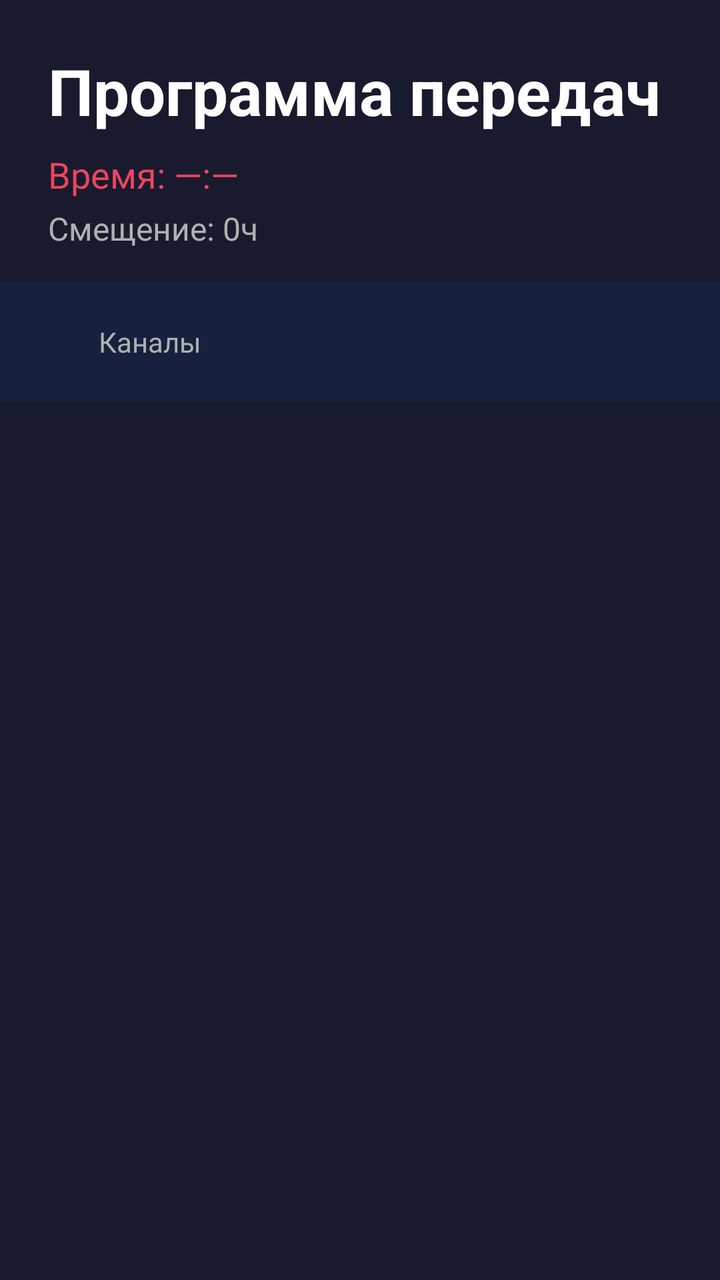
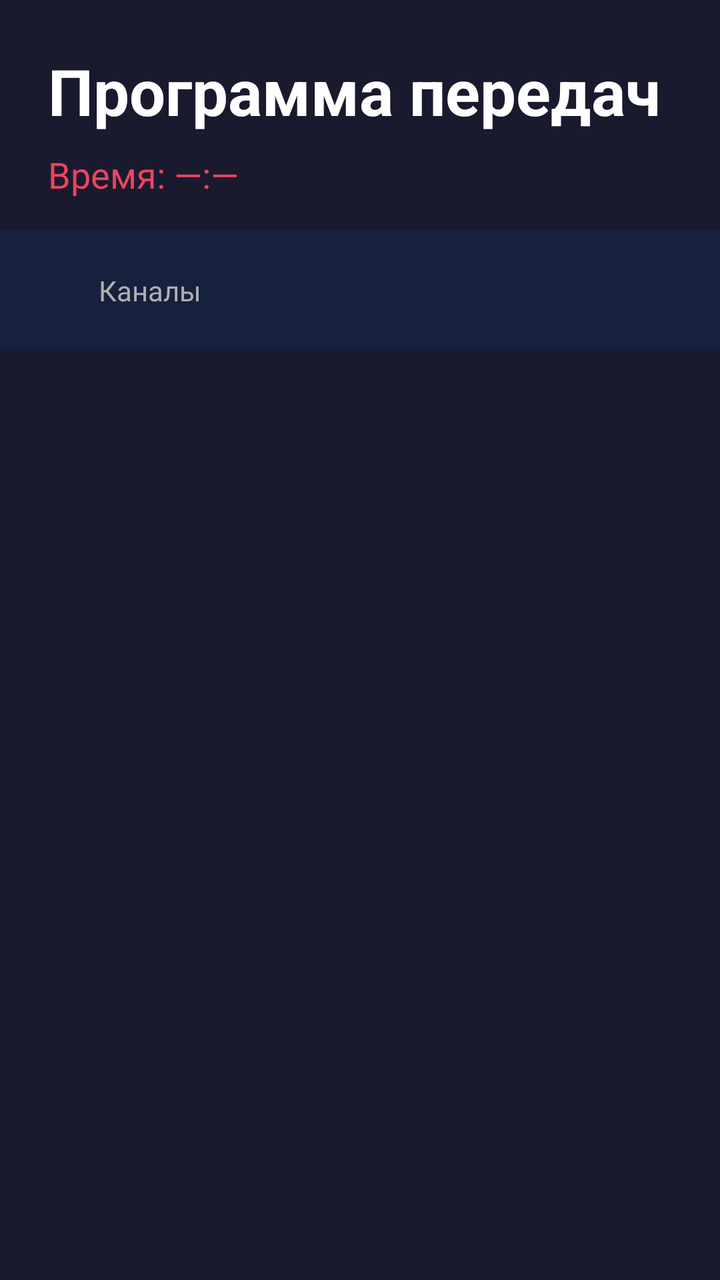

Two renders of the same Android screen: before a commit and after it. Below are the layout's source before the change and the commit's diff.
<!-- AndroidManifest.xml: application theme Theme.TVApp -->
<!-- res/layout/activity_epg.xml -->
<?xml version="1.0" encoding="utf-8"?>
<androidx.constraintlayout.widget.ConstraintLayout xmlns:android="http://schemas.android.com/apk/res/android"
    xmlns:app="http://schemas.android.com/apk/res-auto"
    android:layout_width="match_parent"
    android:layout_height="match_parent">

    <TextView
        android:id="@+id/titleText"
        android:layout_width="wrap_content"
        android:layout_height="wrap_content"
        android:text="@string/epg"
        android:textSize="32sp"
        android:textStyle="bold"
        android:textColor="@color/white"
        android:layout_margin="24dp"
        app:layout_constraintTop_toTopOf="parent"
        app:layout_constraintStart_toStartOf="parent" />

    <TextView
        android:id="@+id/currentTimeText"
        android:layout_width="wrap_content"
        android:layout_height="wrap_content"
        android:text="@string/time_placeholder"
        android:textSize="18sp"
        android:textColor="@color/accent"
        android:layout_marginStart="24dp"
        app:layout_constraintTop_toBottomOf="@id/titleText"
        app:layout_constraintStart_toStartOf="parent"
        android:layout_marginTop="8dp" />

    <TextView
        android:id="@+id/timeOffsetText"
        android:layout_width="wrap_content"
        android:layout_height="wrap_content"
        android:text="@string/offset_default"
        android:textSize="16sp"
        android:textColor="@color/text_secondary"
        android:layout_marginStart="24dp"
        app:layout_constraintTop_toBottomOf="@id/currentTimeText"
        app:layout_constraintStart_toStartOf="parent"
        android:layout_marginTop="4dp" />

    
    <HorizontalScrollView
        android:id="@+id/timeScaleScroll"
        android:layout_width="0dp"
        android:layout_height="60dp"
        android:layout_marginTop="16dp"
        android:scrollbars="none"
        android:background="@color/card_background"
        app:layout_constraintTop_toBottomOf="@id/timeOffsetText"
        app:layout_constraintStart_toEndOf="@id/channelLabelsArea"
        app:layout_constraintEnd_toEndOf="parent">

        <LinearLayout
            android:id="@+id/timeScaleContainer"
            android:layout_width="wrap_content"
            android:layout_height="match_parent"
            android:orientation="horizontal"
            android:paddingStart="8dp"
            android:paddingEnd="16dp">

            
        </LinearLayout>
    </HorizontalScrollView>

    
    <androidx.core.widget.NestedScrollView
        android:id="@+id/channelLabelsScroll"
        android:layout_width="150dp"
        android:layout_height="0dp"
        android:layout_marginTop="8dp"
        android:scrollbars="vertical"
        app:layout_constraintTop_toBottomOf="@id/timeScaleScroll"
        app:layout_constraintBottom_toBottomOf="parent"
        app:layout_constraintStart_toStartOf="parent">

        <LinearLayout
            android:id="@+id/channelLabelsContainer"
            android:layout_width="match_parent"
            android:layout_height="wrap_content"
            android:orientation="vertical">

            
        </LinearLayout>
    </androidx.core.widget.NestedScrollView>

    
    <FrameLayout
        android:id="@+id/channelLabelsArea"
        android:layout_width="150dp"
        android:layout_height="60dp"
        android:layout_marginTop="16dp"
        android:background="@color/card_background"
        app:layout_constraintTop_toBottomOf="@id/timeOffsetText"
        app:layout_constraintStart_toStartOf="parent">

        <TextView
            android:layout_width="wrap_content"
            android:layout_height="wrap_content"
            android:text="@string/channels"
            android:textSize="14sp"
            android:textColor="@color/text_secondary"
            android:layout_gravity="center" />
    </FrameLayout>

    
    <HorizontalScrollView
        android:id="@+id/epgHorizontalScroll"
        android:layout_width="0dp"
        android:layout_height="0dp"
        android:layout_marginTop="8dp"
        android:fillViewport="true"
        android:scrollbars="horizontal"
        app:layout_constraintTop_toBottomOf="@id/timeScaleScroll"
        app:layout_constraintBottom_toBottomOf="parent"
        app:layout_constraintStart_toEndOf="@id/channelLabelsScroll"
        app:layout_constraintEnd_toEndOf="parent">

        <androidx.core.widget.NestedScrollView
            android:id="@+id/epgVerticalScroll"
            android:layout_width="wrap_content"
            android:layout_height="match_parent"
            android:fillViewport="true"
            android:scrollbars="vertical">

            <FrameLayout
                android:id="@+id/epgGridContainer"
                android:layout_width="wrap_content"
                android:layout_height="wrap_content">

                
            </FrameLayout>
        </androidx.core.widget.NestedScrollView>
    </HorizontalScrollView>

</androidx.constraintlayout.widget.ConstraintLayout>
<!-- resources referenced by this layout -->
<resources>
  <color name="accent">#FFE94560</color>
  <color name="card_background">#FF16213E</color>
  <color name="text_secondary">#FFB0B0B0</color>
  <color name="white">#FFFFFFFF</color>
  <string name="channels">Каналы</string>
  <string name="epg">Программа передач</string>
  <string name="offset_default">Смещение: 0ч</string>
  <string name="time_placeholder">Время: —:—</string>
  <style name="Theme.TVApp" parent="Theme.AppCompat.NoActionBar">
          <item name="android:windowBackground">@color/background_dark</item>
          <item name="android:colorPrimary">@color/accent</item>
          <item name="android:colorPrimaryDark">@color/background_dark</item>
          <item name="android:colorAccent">@color/accent</item>
          <item name="android:windowDisablePreview">true</item>
  
          
          <item name="android:defaultFocusHighlightEnabled">true</item>
      </style>
  <color name="background_dark">#FF1A1A2E</color>
</resources>

<!-- the commit's change to res/layout/activity_epg.xml (unified diff, before → after) -->
@@ -28,18 +28,6 @@
         app:layout_constraintStart_toStartOf="parent"
         android:layout_marginTop="8dp" />
 
-    <TextView
-        android:id="@+id/timeOffsetText"
-        android:layout_width="wrap_content"
-        android:layout_height="wrap_content"
-        android:text="@string/offset_default"
-        android:textSize="16sp"
-        android:textColor="@color/text_secondary"
-        android:layout_marginStart="24dp"
-        app:layout_constraintTop_toBottomOf="@id/currentTimeText"
-        app:layout_constraintStart_toStartOf="parent"
-        android:layout_marginTop="4dp" />
-
     
     <HorizontalScrollView
         android:id="@+id/timeScaleScroll"
@@ -48,7 +36,7 @@
         android:layout_marginTop="16dp"
         android:scrollbars="none"
         android:background="@color/card_background"
-        app:layout_constraintTop_toBottomOf="@id/timeOffsetText"
+        app:layout_constraintTop_toBottomOf="@id/currentTimeText"
         app:layout_constraintStart_toEndOf="@id/channelLabelsArea"
         app:layout_constraintEnd_toEndOf="parent">
 
@@ -92,7 +80,7 @@
         android:layout_height="60dp"
         android:layout_marginTop="16dp"
         android:background="@color/card_background"
-        app:layout_constraintTop_toBottomOf="@id/timeOffsetText"
+        app:layout_constraintTop_toBottomOf="@id/currentTimeText"
         app:layout_constraintStart_toStartOf="parent">
 
         <TextView
<!-- resource entries referenced after the edit -->
@@ -6,7 +6,6 @@
   <color name="white">#FFFFFFFF</color>
   <string name="channels">Каналы</string>
   <string name="epg">Программа передач</string>
-  <string name="offset_default">Смещение: 0ч</string>
   <string name="time_placeholder">Время: —:—</string>
   <style name="Theme.TVApp" parent="Theme.AppCompat.NoActionBar">
           <item name="android:windowBackground">@color/background_dark</item>
